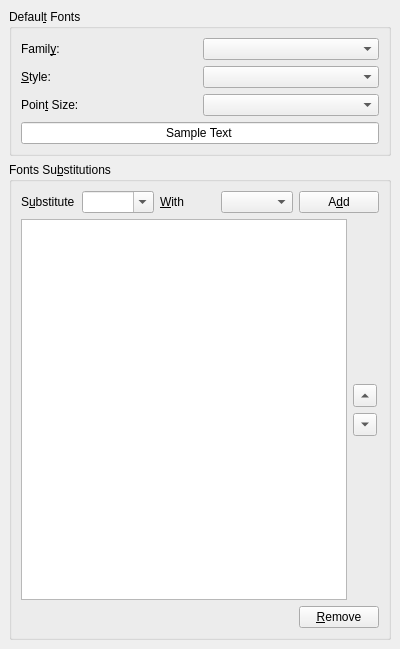
First picture: the form in tools/qtconfig/fontspage.ui, repository arnt/qt-history2, before the edit.
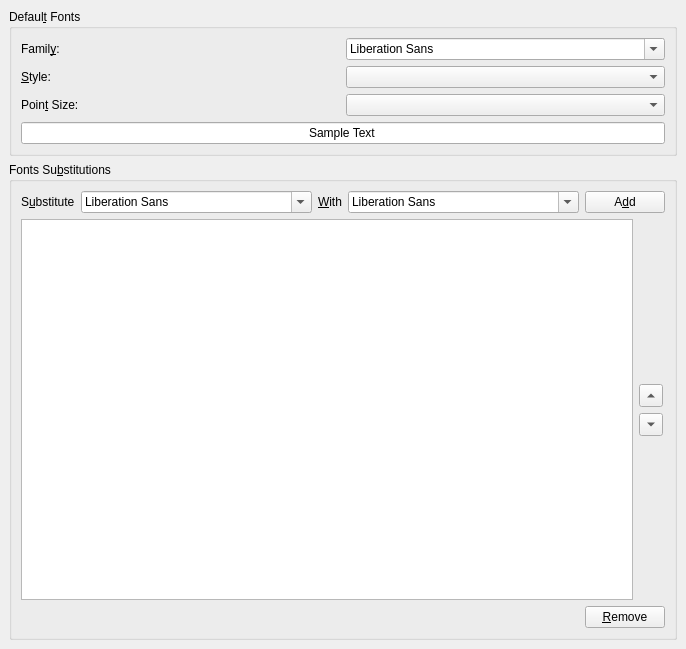
Second picture: the form after the edit. Custom widgets are drawn as their Qt base class.

Commit message:
Fixes:    Make them QFontComboBoxes
[git-p4: depot-paths = "//depot/qt/main/": change = 249390]

```diff
--- a/tools/qtconfig/fontspage.ui
+++ b/tools/qtconfig/fontspage.ui
@@ -108,7 +108,7 @@
            <number>6</number>
           </property>
           <item>
-           <widget class="QComboBox" name="cmbFamily" />
+           <widget class="QFontComboBox" name="cmbFamily" />
           </item>
           <item>
            <widget class="QComboBox" name="cmbFontStyle" />
@@ -164,7 +164,7 @@
          </widget>
         </item>
         <item>
-         <widget class="QComboBox" name="cmbSubstituteSource" >
+         <widget class="QFontComboBox" name="cmbSubstituteSource" >
           <property name="editable" >
            <bool>true</bool>
           </property>
@@ -181,7 +181,7 @@
          </widget>
         </item>
         <item>
-         <widget class="QComboBox" name="cmbSubstituteTarget" />
+         <widget class="QFontComboBox" name="cmbSubstituteTarget" />
         </item>
         <item>
          <widget class="QPushButton" name="pbAdd" >
```
